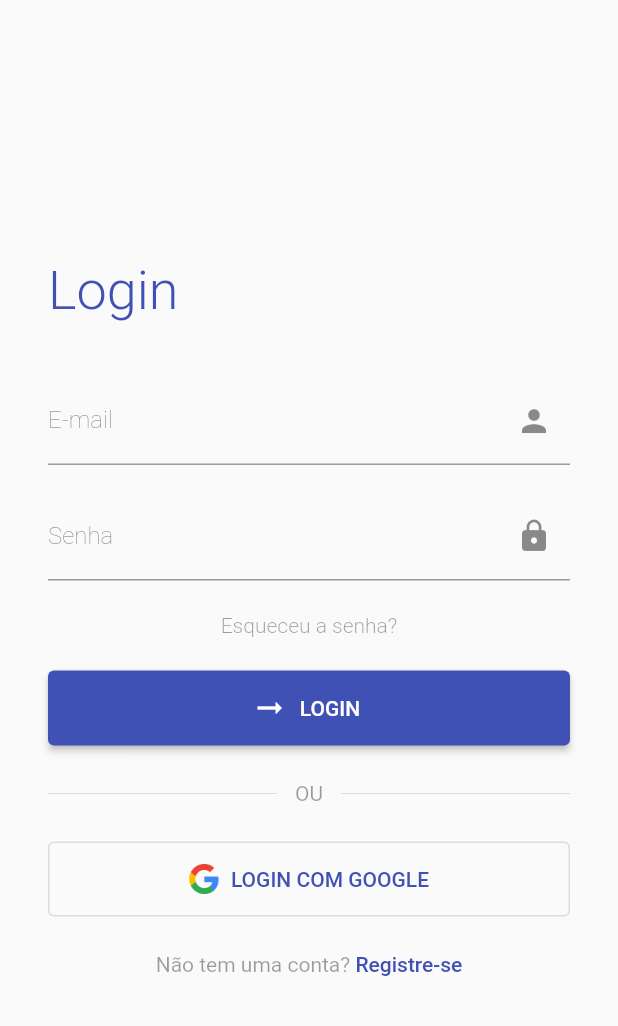
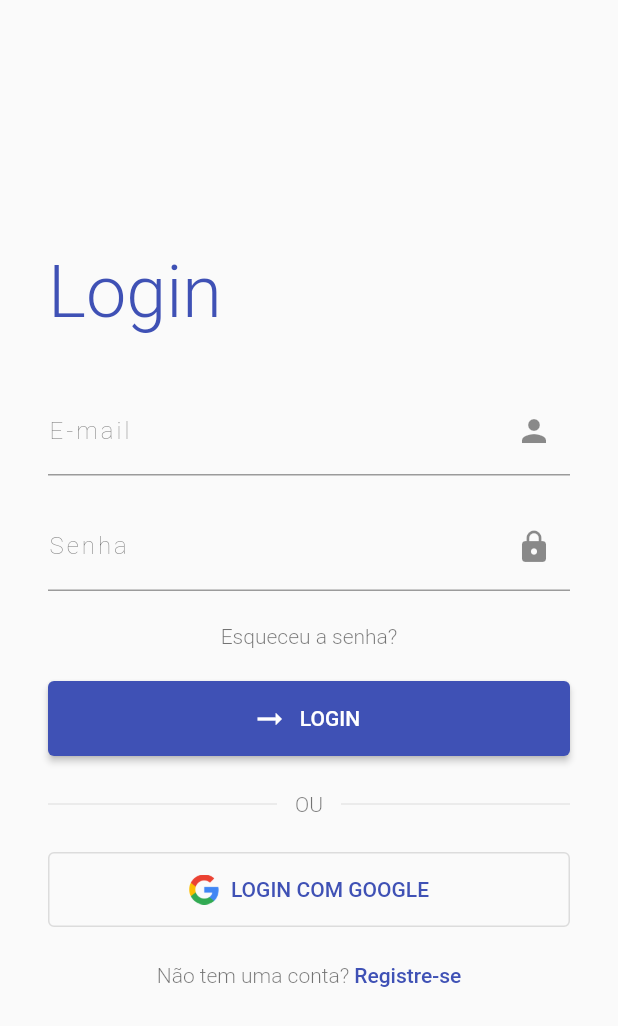
Before and after one commit to anabgiacometti/felipe, a Flutter app: the screen it shows after launch, on a phone screen of 412 x 824 dp. Shown: the top 1026 px of the screen. Run offline on Flutter 3.47's test engine with Material 2 defaults, Android fonts, the phone set to English and light mode, and no system bars.

Commit message:
some improvments on login

```diff
--- a/lib/main.dart
+++ b/lib/main.dart
@@ -18,8 +18,23 @@ class MyApp extends StatelessWidget {
       theme: ThemeData(
         primarySwatch: Colors.indigo,
         brightness: Brightness.light,
+        textTheme: const TextTheme(
+          headline1: TextStyle(
+              fontSize: 48.0,
+              fontWeight: FontWeight.w300,
+              color: Colors.indigo),
+          bodyText1:
+              TextStyle(color: Colors.black54, fontWeight: FontWeight.w300),
+        ),
       ),
       home: const LoginScreen(),
     );
   }
 }
+
+// use it with "Theme.of(context).myCustomColor"
+extension CustomThemeDataExt on ThemeData {
+  TextStyle get bodyLink {
+    return TextStyle(color: primaryColor, fontWeight: FontWeight.w500);
+  }
+}
--- a/lib/screens/login.dart
+++ b/lib/screens/login.dart
@@ -1,4 +1,5 @@
 import 'package:flutter/material.dart';
+import 'package:testing/main.dart';
 import 'package:testing/utils/style.dart';
 
 class LoginScreen extends StatefulWidget {
@@ -8,10 +9,6 @@ class LoginScreen extends StatefulWidget {
   State<LoginScreen> createState() => _LoginScreenState();
 }
 
-const Text loginText = Text("Login",
-    style: TextStyle(
-        fontSize: 36.0, fontWeight: FontWeight.w300, color: Colors.indigo));
-
 class _LoginScreenState extends State<LoginScreen> {
   TextEditingController emailController = TextEditingController();
   TextEditingController passwordController = TextEditingController();
@@ -19,17 +16,24 @@ class _LoginScreenState extends State<LoginScreen> {
   @override
   Widget build(BuildContext context) {
     return Scaffold(
+      resizeToAvoidBottomInset: false,
       body: SafeArea(
+        top: false,
+        minimum: const EdgeInsets.symmetric(horizontal: 32, vertical: 32),
         child: Center(
-          child: ListView(
-              shrinkWrap: true,
-              padding: const EdgeInsets.symmetric(horizontal: 32, vertical: 48),
+          child: Column(
+              mainAxisAlignment: MainAxisAlignment.center,
               children: <Widget>[
-                loginText,
+                Align(
+                    alignment: Alignment.centerLeft,
+                    child: Text("Login",
+                        style: Theme.of(context).textTheme.headline1)),
                 Spacing.veryLarge,
                 TextFormField(
+                  cursorHeight: 22,
                   controller: emailController,
-                  style: const TextStyle(fontWeight: FontWeight.w200),
+                  style: const TextStyle(
+                      fontWeight: FontWeight.w200, letterSpacing: 2),
                   keyboardType: TextInputType.emailAddress,
                   decoration: const InputDecoration(
                       suffixIcon: Icon(Icons.person), labelText: 'E-mail'),
@@ -40,8 +44,10 @@ class _LoginScreenState extends State<LoginScreen> {
                 ),
                 Spacing.small,
                 TextFormField(
+                  cursorHeight: 22,
                   controller: passwordController,
-                  style: const TextStyle(fontWeight: FontWeight.w200),
+                  style: const TextStyle(
+                      fontWeight: FontWeight.w200, letterSpacing: 2),
                   autocorrect: false,
                   obscureText: true,
                   decoration: const InputDecoration(
@@ -51,10 +57,8 @@ class _LoginScreenState extends State<LoginScreen> {
                 TextButton(
                     onPressed: () {},
                     style: TextButton.styleFrom(alignment: Alignment.center),
-                    child: const Text("Esqueceu a senha?",
-                        style: TextStyle(
-                            color: Colors.black38,
-                            fontWeight: FontWeight.w300))),
+                    child: Text("Esqueceu a senha?",
+                        style: Theme.of(context).textTheme.bodyText1)),
                 Spacing.tiny,
                 ElevatedButton.icon(
                   icon: const Icon(Icons.arrow_right_alt),
@@ -67,15 +71,15 @@ class _LoginScreenState extends State<LoginScreen> {
                   label: const Text("LOGIN"),
                 ),
                 Spacing.medium,
-                Row(children: const <Widget>[
-                  Expanded(child: Divider()),
+                Row(children: <Widget>[
+                  const Expanded(child: Divider()),
                   Padding(
-                      padding: EdgeInsets.symmetric(horizontal: 12),
+                      padding: const EdgeInsets.symmetric(horizontal: 12),
                       child: Text(
                         "OU",
-                        style: TextStyle(color: Colors.black38),
+                        style: Theme.of(context).textTheme.bodyText1,
                       )),
-                  Expanded(child: Divider()),
+                  const Expanded(child: Divider()),
                 ]),
                 Spacing.medium,
                 OutlinedButton.icon(
@@ -88,14 +92,12 @@ class _LoginScreenState extends State<LoginScreen> {
                 Spacing.medium,
                 RichText(
                   textAlign: TextAlign.center,
-                  text: const TextSpan(children: [
+                  text: TextSpan(children: [
                     TextSpan(
                         text: "Não tem uma conta? ",
-                        style: TextStyle(color: Colors.black38)),
+                        style: Theme.of(context).textTheme.bodyText1),
                     TextSpan(
-                        text: "Registre-se",
-                        style: TextStyle(
-                            color: Colors.indigo, fontWeight: FontWeight.w500)),
+                        text: "Registre-se", style: Theme.of(context).bodyLink),
                   ]),
                 ),
               ]),
```
